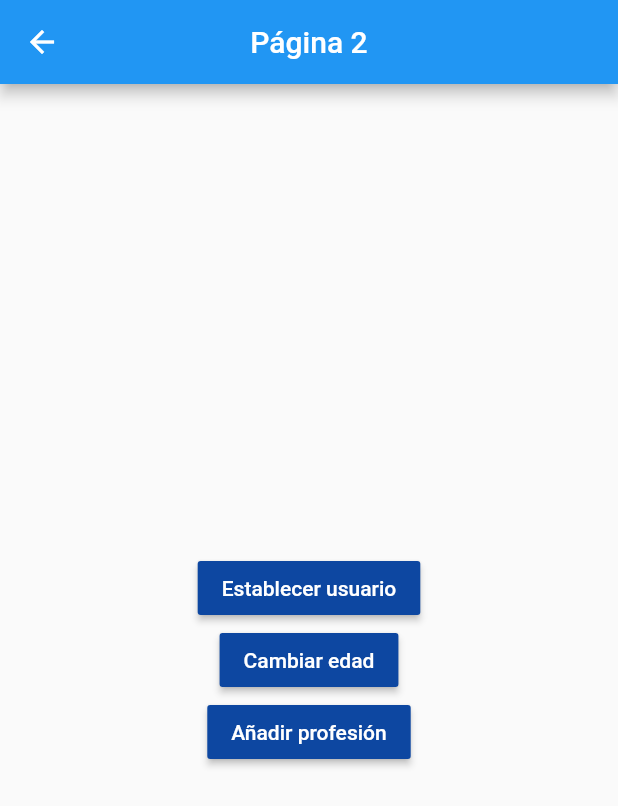
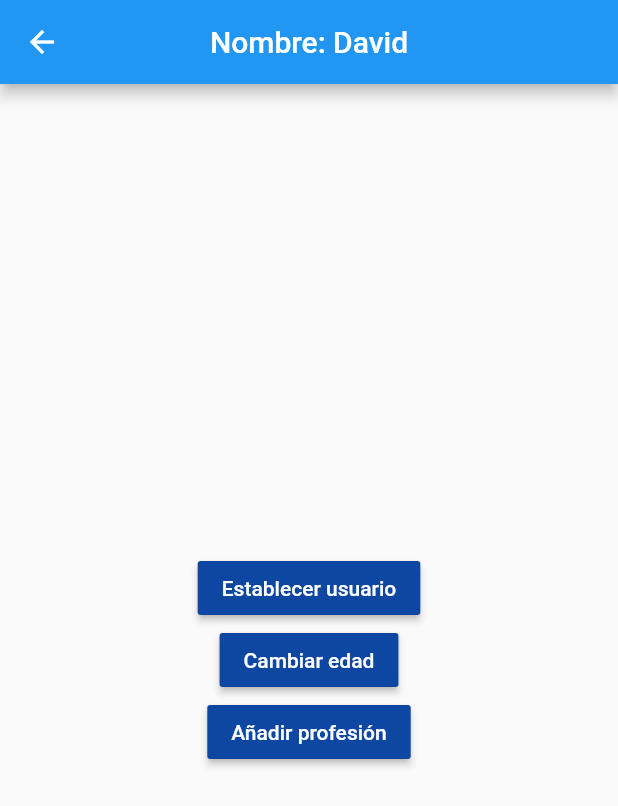
Before and after one commit to gestionarlaweb/flutter-estados-appbase, a Flutter app: the Pagina2Page screen opened by its route, after a tap on "Establecer usuario", on a phone screen of 412 x 824 dp. Shown: the top 806 px of the screen. Run offline on Flutter 3.47's test engine with Material 2 defaults, Android fonts, the phone set to English and light mode, and no system bars; accounts and stored records are empty.

```diff
--- a/lib/pages/pagina1_page.dart
+++ b/lib/pages/pagina1_page.dart
@@ -1,16 +1,34 @@
+import 'package:estados/models/usuario.dart';
+import 'package:estados/services/usuario_service.dart';
 import 'package:flutter/material.dart';
+import 'package:provider/provider.dart';
 
 class Pagina1Page extends StatelessWidget {
   @override
   Widget build(BuildContext context) {
+    final usuarioService = Provider.of<UsuarioService>(context);
+
     return Scaffold(
       appBar: AppBar(
         centerTitle: true, // Solo Android
         title: Text(
           "Página 1",
         ),
+        actions: [
+          IconButton(
+            icon: Icon(Icons.exit_to_app),
+            onPressed: () {
+              // Remover usuario
+              usuarioService.removerUsuario();
+            },
+          ),
+        ],
       ),
-      body: InformacionUsuario(),
+      body: usuarioService.existeUsuario
+          ? InformacionUsuario(usuarioService.usuario)
+          : Center(
+              child: Text('No nay usuario seleccionado'),
+            ),
       floatingActionButton: FloatingActionButton(
         child: Icon(Icons.accessibility_new),
         onPressed: () => Navigator.pushNamed(context, 'pagina2'),
@@ -20,6 +38,9 @@ class Pagina1Page extends StatelessWidget {
 }
 
 class InformacionUsuario extends StatelessWidget {
+  final Usuario usuario;
+  const InformacionUsuario(this.usuario);
+
   @override
   Widget build(BuildContext context) {
     return Container(
@@ -36,25 +57,19 @@ class InformacionUsuario extends StatelessWidget {
               ),
               Divider(),
               ListTile(
-                title: Text('Nombre: '),
+                title: Text('Nombre: ${usuario.nombre}'),
               ),
               ListTile(
-                title: Text('Edad'),
+                title: Text('Edad: ${usuario.edad}'),
               ),
               Text(
                 'Profesiones',
                 style: TextStyle(fontSize: 18, fontWeight: FontWeight.bold),
               ),
               Divider(),
-              ListTile(
-                title: Text('Profesión 1: '),
-              ),
-              ListTile(
-                title: Text('Profesión 2'),
-              ),
-              ListTile(
-                title: Text('Profesión 3'),
-              ),
+              ...usuario.profesiones
+                  .map((profesion) => ListTile(title: Text(profesion)))
+                  .toList(),
             ],
           ),
         ));
--- a/lib/pages/pagina2_page.dart
+++ b/lib/pages/pagina2_page.dart
@@ -1,14 +1,19 @@
+import 'package:estados/models/usuario.dart';
+import 'package:estados/services/usuario_service.dart';
 import 'package:flutter/material.dart';
+import 'package:provider/provider.dart';
 
 class Pagina2Page extends StatelessWidget {
   @override
   Widget build(BuildContext context) {
+    final usuarioService = Provider.of<UsuarioService>(context);
+
     return Scaffold(
       appBar: AppBar(
         centerTitle: true, // Solo Android
-        title: Text(
-          "Página 2",
-        ),
+        title: usuarioService.existeUsuario
+            ? Text('Nombre: ${usuarioService.usuario.nombre}')
+            : Text('Pagina 2'),
       ),
       body: Center(
         child: Column(
@@ -20,7 +25,14 @@ class Pagina2Page extends StatelessWidget {
                 style: TextStyle(color: Colors.white),
               ),
               color: Colors.blue[900],
-              onPressed: () {},
+              onPressed: () {
+                final newUser = new Usuario(
+                  nombre: 'David',
+                  edad: 47,
+                  profesiones: ['FullStack Developer', 'UX-Desing'],
+                );
+                usuarioService.usuario = newUser;
+              },
             ),
             MaterialButton(
               child: Text(
@@ -28,7 +40,9 @@ class Pagina2Page extends StatelessWidget {
                 style: TextStyle(color: Colors.white),
               ),
               color: Colors.blue[900],
-              onPressed: () {},
+              onPressed: () {
+                usuarioService.cambiarEdad(45);
+              },
             ),
             MaterialButton(
               child: Text(
@@ -36,7 +50,9 @@ class Pagina2Page extends StatelessWidget {
                 style: TextStyle(color: Colors.white),
               ),
               color: Colors.blue[900],
-              onPressed: () {},
+              onPressed: () {
+                usuarioService.agregarPrefesion();
+              },
             )
           ],
         ),
--- /dev/null
+++ b/lib/services/usuario_service.dart
@@ -0,0 +1,34 @@
+import 'package:estados/models/usuario.dart';
+import 'package:flutter/material.dart';
+
+class UsuarioService with ChangeNotifier {
+  Usuario _usuario;
+
+  Usuario get usuario => this._usuario;
+  bool get existeUsuario => (this._usuario != null) ? true : false;
+
+  set usuario(Usuario user) {
+    this._usuario = user;
+    notifyListeners(); // with ChangeNotifier
+    // Va a mandar un mensaje a todos los lugares
+    // donde este utilizando la instancia
+  }
+
+  void cambiarEdad(int edad) {
+    this._usuario.edad = edad;
+    notifyListeners();
+  }
+
+  void removerUsuario() {
+    this._usuario = null;
+    notifyListeners();
+  }
+
+  void agregarPrefesion() {
+    this
+        ._usuario
+        .profesiones
+        .add('Profesión ${this._usuario.profesiones.length + 1}');
+    notifyListeners();
+  }
+}
--- a/pubspec.yaml
+++ b/pubspec.yaml
@@ -28,6 +28,7 @@ dependencies:
   # The following adds the Cupertino Icons font to your application.
   # Use with the CupertinoIcons class for iOS style icons.
   cupertino_icons: ^0.1.3
+  provider: ^4.3.2+2
 
 dev_dependencies:
   flutter_test:
```
Also changed, not shown: lib/main.dart (+6 -1 lines), pubspec.lock.
